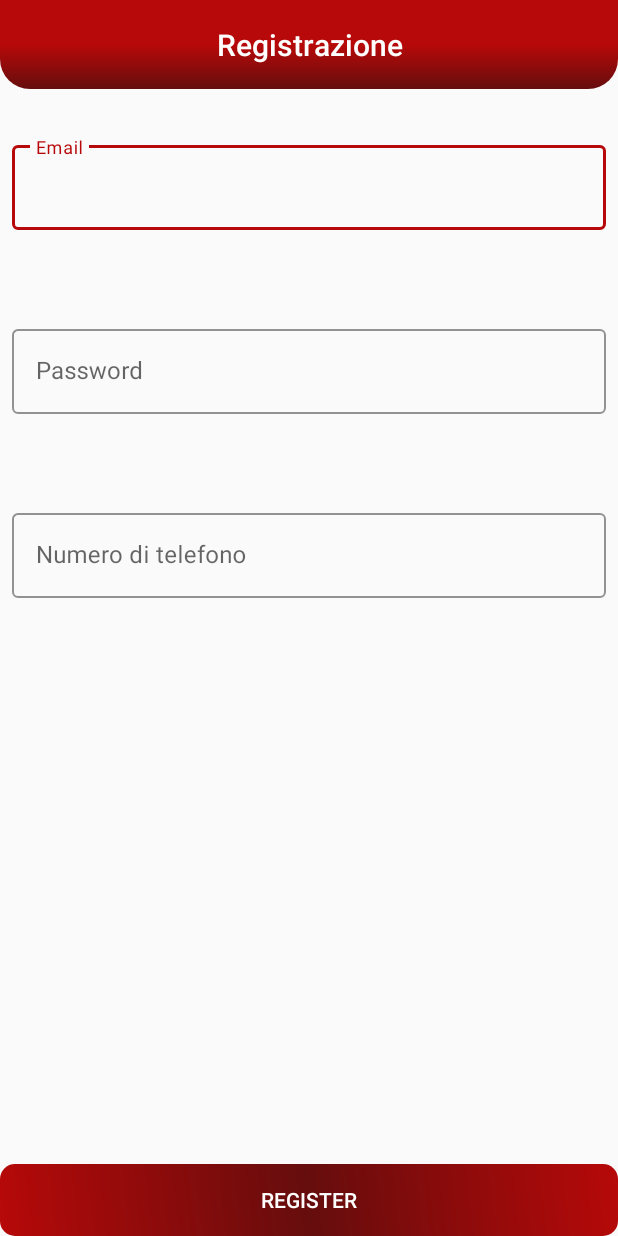
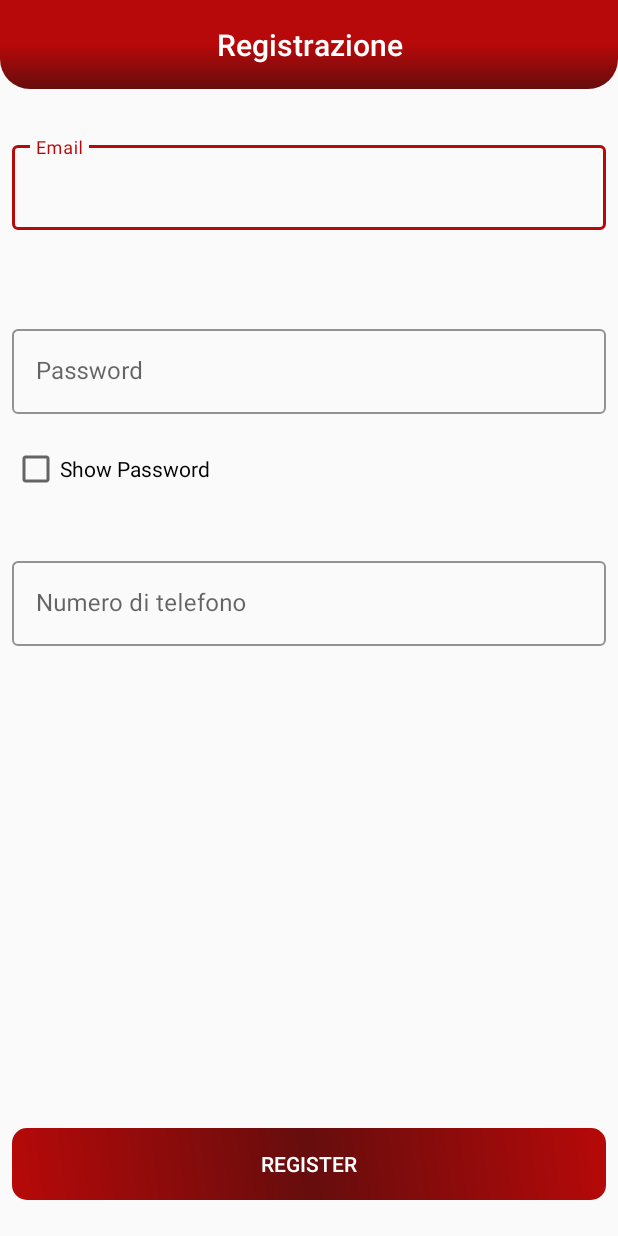
Before and after one commit to AlessandroAgneti/DEPAndroid, an Android app: the layout activity_register.xml on its own in the app's theme, with its tools: preview values and no code run, on a phone screen of 412 x 824 dp. Run offline under Robolectric (Android 15) with nearby library versions, the phone set to English and light mode, and no system bars.

Commit message:
Modify mockup and code

```diff
--- a/app/src/main/AndroidManifest.xml
+++ b/app/src/main/AndroidManifest.xml
@@ -20,6 +20,7 @@
         <activity android:name=".ui.activities.LoginActivity"></activity>
         <activity android:name=".ui.activities.CheckoutActivity"></activity>
         <activity android:name=".ui.activities.ShopActivity"></activity>
+        <activity android:name=".ui.activities.RegisterActivity"></activity>
     </application>
 
 </manifest>
--- a/app/src/main/res/layout/activity_register.xml
+++ b/app/src/main/res/layout/activity_register.xml
@@ -60,8 +60,15 @@
             android:id="@+id/id_text_password_registration"
             android:layout_width="match_parent"
             android:layout_height="wrap_content"
-            android:inputType="textEmailAddress"
+            android:inputType="textPassword"
             android:hint="@string/password" />
+
+        <CheckBox
+            android:id="@+id/visualizzaPassRegister"
+            android:layout_width="match_parent"
+            android:layout_height="wrap_content"
+            android:text="@string/show_password" />
+
     </android.support.design.widget.TextInputLayout>
 
     <android.support.design.widget.TextInputLayout
@@ -80,7 +87,7 @@
             android:id="@+id/id_text_numberphone_registration"
             android:layout_width="match_parent"
             android:layout_height="wrap_content"
-            android:inputType="textEmailAddress"
+            android:inputType="phone"
             android:hint="@string/number_phone_registration" />
     </android.support.design.widget.TextInputLayout>
 
@@ -93,6 +100,7 @@
             android:id="@+id/register_registration"
             android:layout_width="match_parent"
             android:layout_height="wrap_content"
+            android:layout_margin="8dp"
             android:text="@string/register"
             android:background="@drawable/button"
             android:textColor="@color/colorWhite"
--- a/app/src/main/res/menu/menu_main.xml
+++ b/app/src/main/res/menu/menu_main.xml
@@ -1,7 +1,9 @@
 <?xml version="1.0" encoding="utf-8"?>
 <menu xmlns:android="http://schemas.android.com/apk/res/android"
     xmlns:app="http://schemas.android.com/apk/res-auto">
-        <item android:id="@+id/login_menu"
+        <item
+            android:id="@+id/login_menu"
+            android:icon="@drawable/ic_account"
             android:title="@string/login_menu"
             app:showAsAction="always">
 
--- a/app/src/main/res/values/strings.xml
+++ b/app/src/main/res/values/strings.xml
@@ -13,5 +13,7 @@
     <string name="registrazione">Registrazione</string>
     <string name="login_menu">Login</string>
     <string name="checkout">Checkout</string>
+    <string name="registration_success">Registration success</string>
+    <string name="numberphone_error">Insert a valid number phone</string>
 
 </resources>
```
Also changed, not shown: app/src/main/java/com/example/depeat/Utils.java (+27 -5 lines), app/src/main/java/com/example/depeat/ui/activities/LoginActivity.java (+9 -0 lines), app/src/main/java/com/example/depeat/ui/activities/RegisterActivity.java (+86 -1 lines).
